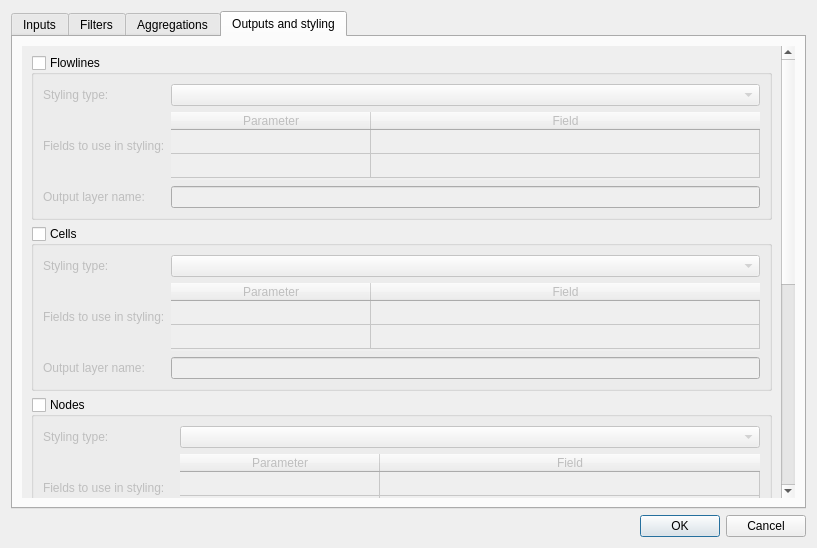
Qt form tool_statistics/threedi_custom_stats_dialog_base.ui (nens/threedi-results-analysis) before a commit.
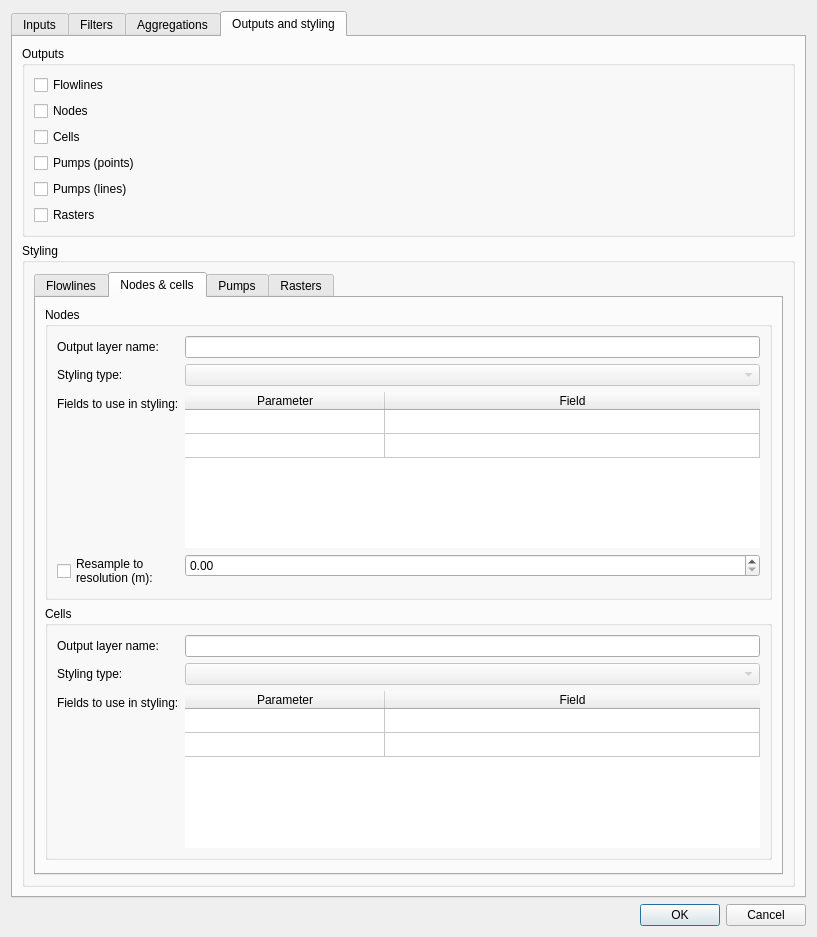
The same form after that commit. The open tabs and pages were chosen to show the change. Custom widgets are drawn as their Qt base class.

Commit message: Add support for pump lines, UI change styling tab

Diff of the .ui file:
```diff
--- a/tool_statistics/threedi_custom_stats_dialog_base.ui
+++ b/tool_statistics/threedi_custom_stats_dialog_base.ui
@@ -10,7 +10,7 @@
     <x>0</x>
     <y>0</y>
     <width>817</width>
-    <height>548</height>
+    <height>937</height>
    </rect>
   </property>
   <property name="windowTitle">
@@ -432,39 +432,123 @@
       </attribute>
       <layout class="QVBoxLayout" name="verticalLayout_6">
        <item>
-        <widget class="QScrollArea" name="scrollArea">
-         <property name="frameShape">
-          <enum>QFrame::NoFrame</enum>
+        <spacer name="verticalSpacer_3">
+         <property name="orientation">
+          <enum>Qt::Vertical</enum>
          </property>
-         <property name="widgetResizable">
-          <bool>true</bool>
+         <property name="sizeHint" stdset="0">
+          <size>
+           <width>20</width>
+           <height>40</height>
+          </size>
          </property>
-         <widget class="QWidget" name="scrollAreaWidgetContents">
-          <property name="geometry">
-           <rect>
-            <x>0</x>
-            <y>0</y>
-            <width>746</width>
-            <height>957</height>
-           </rect>
+        </spacer>
+       </item>
+       <item>
+        <widget class="QGroupBox" name="groupBoxOutputs">
+         <property name="title">
+          <string>Outputs</string>
           </property>
           <layout class="QVBoxLayout" name="verticalLayout_7">
            <item>
-            <widget class="QGroupBox" name="groupBoxFlowlines">
+           <widget class="QCheckBox" name="checkBoxFlowlines">
+            <property name="text">
+             <string>Flowlines</string>
+            </property>
+           </widget>
+          </item>
+          <item>
+           <widget class="QCheckBox" name="checkBoxNodes">
+            <property name="text">
+             <string>Nodes</string>
+            </property>
+           </widget>
+          </item>
+          <item>
+           <widget class="QCheckBox" name="checkBoxCells">
+            <property name="text">
+             <string>Cells</string>
+            </property>
+           </widget>
+          </item>
+          <item>
+           <widget class="QCheckBox" name="checkBoxPumps">
+            <property name="text">
+             <string>Pumps (points)</string>
+            </property>
+           </widget>
+          </item>
+          <item>
+           <widget class="QCheckBox" name="checkBoxPumpsLinestring">
+            <property name="text">
+             <string>Pumps (lines)</string>
+            </property>
+           </widget>
+          </item>
+          <item>
+           <widget class="QCheckBox" name="checkBoxRasters">
+            <property name="text">
+             <string>Rasters</string>
+            </property>
+           </widget>
+          </item>
+         </layout>
+        </widget>
+       </item>
+       <item>
+        <widget class="QGroupBox" name="groupBoxStyling">
              <property name="title">
+          <string>Styling</string>
+         </property>
+         <layout class="QVBoxLayout" name="verticalLayout_9">
+          <item>
+           <widget class="QTabWidget" name="tabWidgetStyling">
+            <property name="currentIndex">
+             <number>0</number>
+            </property>
+            <widget class="QWidget" name="tabFlowlinesStyling">
+             <attribute name="title">
               <string>Flowlines</string>
-             </property>
-             <property name="checkable">
-              <bool>true</bool>
-             </property>
-             <property name="checked">
-              <bool>false</bool>
-             </property>
-             <layout class="QGridLayout" name="gridLayout_3">
-              <item row="2" column="1">
+             </attribute>
+             <layout class="QFormLayout" name="formLayout">
+              <item row="0" column="0">
+               <widget class="QLabel" name="label_7">
+                <property name="text">
+                 <string>Output layer name:</string>
+                </property>
+               </widget>
+              </item>
+              <item row="0" column="1">
                <widget class="QLineEdit" name="lineEditOutputFlowLayer"/>
               </item>
+              <item row="1" column="0">
+               <widget class="QLabel" name="label_17">
+                <property name="text">
+                 <string>Styling type:</string>
+                </property>
+               </widget>
+              </item>
               <item row="1" column="1">
+               <widget class="QComboBox" name="comboBoxFlowlinesStyleType">
+                <property name="enabled">
+                 <bool>false</bool>
+                </property>
+                <property name="sizePolicy">
+                 <sizepolicy hsizetype="Preferred" vsizetype="Fixed">
+                  <horstretch>0</horstretch>
+                  <verstretch>0</verstretch>
+                 </sizepolicy>
+                </property>
+               </widget>
+              </item>
+              <item row="2" column="0">
+               <widget class="QLabel" name="label_18">
+                <property name="text">
+                 <string>Fields to use in styling:</string>
+                </property>
+               </widget>
+              </item>
+              <item row="2" column="1">
                <widget class="QTableWidget" name="tableWidgetFlowlinesStyleParams">
                 <property name="frameShape">
                  <enum>QFrame::NoFrame</enum>
@@ -533,162 +617,113 @@
                 </column>
                </widget>
               </item>
-              <item row="0" column="1">
-               <widget class="QComboBox" name="comboBoxFlowlinesStyleType">
-                <property name="enabled">
-                 <bool>false</bool>
-                </property>
-                <property name="sizePolicy">
-                 <sizepolicy hsizetype="Preferred" vsizetype="Fixed">
-                  <horstretch>0</horstretch>
-                  <verstretch>0</verstretch>
-                 </sizepolicy>
-                </property>
-               </widget>
-              </item>
-              <item row="1" column="0">
-               <widget class="QLabel" name="label_18">
-                <property name="text">
-                 <string>Fields to use in styling:</string>
-                </property>
-               </widget>
-              </item>
-              <item row="0" column="0">
-               <widget class="QLabel" name="label_17">
-                <property name="text">
-                 <string>Styling type:</string>
-                </property>
-               </widget>
-              </item>
-              <item row="2" column="0">
-               <widget class="QLabel" name="label_7">
-                <property name="text">
-                 <string>Output layer name:</string>
-                </property>
-               </widget>
-              </item>
              </layout>
             </widget>
-           </item>
-           <item>
-            <widget class="QGroupBox" name="groupBoxCells">
-             <property name="title">
-              <string>Cells</string>
-             </property>
-             <property name="checkable">
-              <bool>true</bool>
-             </property>
-             <property name="checked">
-              <bool>false</bool>
-             </property>
-             <layout class="QGridLayout" name="gridLayout_4">
-              <item row="1" column="0">
-               <widget class="QLabel" name="label_16">
-                <property name="text">
-                 <string>Fields to use in styling:</string>
-                </property>
-               </widget>
-              </item>
-              <item row="0" column="1">
-               <widget class="QComboBox" name="comboBoxCellsStyleType">
-                <property name="enabled">
-                 <bool>false</bool>
-                </property>
-               </widget>
-              </item>
-              <item row="1" column="1">
-               <widget class="QTableWidget" name="tableWidgetCellsStyleParams">
-                <property name="frameShape">
-                 <enum>QFrame::NoFrame</enum>
-                </property>
-                <property name="frameShadow">
-                 <enum>QFrame::Sunken</enum>
-                </property>
-                <property name="lineWidth">
-                 <number>0</number>
-                </property>
-                <property name="alternatingRowColors">
-                 <bool>false</bool>
-                </property>
-                <property name="showGrid">
-                 <bool>true</bool>
-                </property>
-                <property name="cornerButtonEnabled">
-                 <bool>false</bool>
-                </property>
-                <attribute name="horizontalHeaderDefaultSectionSize">
-                 <number>200</number>
-                </attribute>
-                <attribute name="horizontalHeaderHighlightSections">
-                 <bool>true</bool>
-                </attribute>
-                <attribute name="horizontalHeaderStretchLastSection">
-                 <bool>true</bool>
-                </attribute>
-                <attribute name="verticalHeaderVisible">
-                 <bool>false</bool>
-                </attribute>
-                <attribute name="verticalHeaderMinimumSectionSize">
-                 <number>24</number>
-                </attribute>
-                <attribute name="verticalHeaderDefaultSectionSize">
-                 <number>24</number>
-                </attribute>
-                <row>
-                 <property name="text">
-                  <string/>
-                 </property>
-                </row>
-                <row>
-                 <property name="text">
-                  <string/>
-                 </property>
-                </row>
-                <column>
-                 <property name="text">
-                  <string>Parameter</string>
-                 </property>
-                </column>
-                <column>
-                 <property name="text">
-                  <string>Field</string>
-                 </property>
-                </column>
-               </widget>
-              </item>
-              <item row="0" column="0">
-               <widget class="QLabel" name="label_15">
-                <property name="text">
-                 <string>Styling type:</string>
-                </property>
-               </widget>
-              </item>
-              <item row="2" column="0">
-               <widget class="QLabel" name="label_6">
-                <property name="text">
-                 <string>Output layer name:</string>
-                </property>
-               </widget>
-              </item>
-              <item row="2" column="1">
-               <widget class="QLineEdit" name="lineEditOutputCellLayer"/>
-              </item>
-             </layout>
-            </widget>
-           </item>
+            <widget class="QWidget" name="tabNodesCellsStyling">
+             <attribute name="title">
+              <string>Nodes &amp;&amp; cells</string>
+             </attribute>
+             <layout class="QVBoxLayout" name="verticalLayout_8">
            <item>
             <widget class="QGroupBox" name="groupBoxNodes">
+                <property name="sizePolicy">
+                 <sizepolicy hsizetype="Preferred" vsizetype="Maximum">
+                  <horstretch>0</horstretch>
+                  <verstretch>0</verstretch>
+                 </sizepolicy>
+                </property>
              <property name="title">
               <string>Nodes</string>
              </property>
              <property name="checkable">
-              <bool>true</bool>
+                 <bool>false</bool>
              </property>
              <property name="checked">
               <bool>false</bool>
              </property>
-             <layout class="QGridLayout" name="gridLayout_5">
-              <item row="3" column="0">
+                <layout class="QFormLayout" name="formLayout_3">
+                 <item row="1" column="0">
+                  <widget class="QLabel" name="label_13">
+                   <property name="text">
+                    <string>Styling type:</string>
+                   </property>
+                  </widget>
+                 </item>
+                 <item row="1" column="1">
+                  <widget class="QComboBox" name="comboBoxNodesStyleType">
+                   <property name="enabled">
+                    <bool>false</bool>
+                   </property>
+                  </widget>
+                 </item>
+                 <item row="2" column="0">
+                  <widget class="QLabel" name="label_14">
+                   <property name="text">
+                    <string>Fields to use in styling:</string>
+                   </property>
+                  </widget>
+                 </item>
+                 <item row="2" column="1">
+                  <widget class="QTableWidget" name="tableWidgetNodesStyleParams">
+                   <property name="frameShape">
+                    <enum>QFrame::NoFrame</enum>
+                   </property>
+                   <property name="frameShadow">
+                    <enum>QFrame::Sunken</enum>
+                   </property>
+                   <property name="lineWidth">
+                    <number>0</number>
+                   </property>
+                   <property name="alternatingRowColors">
+                    <bool>false</bool>
+                   </property>
+                   <property name="showGrid">
+                    <bool>true</bool>
+                   </property>
+                   <property name="cornerButtonEnabled">
+                    <bool>false</bool>
+                   </property>
+                   <attribute name="horizontalHeaderDefaultSectionSize">
+                    <number>200</number>
+                   </attribute>
+                   <attribute name="horizontalHeaderHighlightSections">
+                    <bool>true</bool>
+                   </attribute>
+                   <attribute name="horizontalHeaderStretchLastSection">
+                    <bool>true</bool>
+                   </attribute>
+                   <attribute name="verticalHeaderVisible">
+                    <bool>false</bool>
+                   </attribute>
+                   <attribute name="verticalHeaderMinimumSectionSize">
+                    <number>24</number>
+                   </attribute>
+                   <attribute name="verticalHeaderDefaultSectionSize">
+                    <number>24</number>
+                   </attribute>
+                   <row>
+                    <property name="text">
+                     <string/>
+                    </property>
+                   </row>
+                   <row>
+                    <property name="text">
+                     <string/>
+                    </property>
+                   </row>
+                   <column>
+                    <property name="text">
+                     <string>Parameter</string>
+                    </property>
+                   </column>
+                   <column>
+                    <property name="text">
+                     <string>Field</string>
+                    </property>
+                   </column>
+                  </widget>
+                 </item>
+                 <item row="4" column="0">
                <widget class="QCheckBox" name="checkBoxResample">
                 <property name="sizePolicy">
                  <sizepolicy hsizetype="Preferred" vsizetype="Fixed">
@@ -703,108 +738,165 @@
                  </size>
                 </property>
                 <property name="text">
-                 <string>Resample node layer 
-to resolution (m):</string>
+                    <string>Resample to
+resolution (m):</string>
                 </property>
                </widget>
               </item>
-              <item row="0" column="1">
-               <widget class="QComboBox" name="comboBoxNodesStyleType">
-                <property name="enabled">
-                 <bool>false</bool>
-                </property>
-               </widget>
-              </item>
-              <item row="1" column="1">
-               <widget class="QTableWidget" name="tableWidgetNodesStyleParams">
-                <property name="frameShape">
-                 <enum>QFrame::NoFrame</enum>
-                </property>
-                <property name="frameShadow">
-                 <enum>QFrame::Sunken</enum>
-                </property>
-                <property name="lineWidth">
-                 <number>0</number>
-                </property>
-                <property name="alternatingRowColors">
-                 <bool>false</bool>
-                </property>
-                <property name="showGrid">
-                 <bool>true</bool>
-                </property>
-                <property name="cornerButtonEnabled">
-                 <bool>false</bool>
-                </property>
-                <attribute name="horizontalHeaderDefaultSectionSize">
-                 <number>200</number>
-                </attribute>
-                <attribute name="horizontalHeaderHighlightSections">
-                 <bool>true</bool>
-                </attribute>
-                <attribute name="horizontalHeaderStretchLastSection">
-                 <bool>true</bool>
-                </attribute>
-                <attribute name="verticalHeaderVisible">
-                 <bool>false</bool>
-                </attribute>
-                <attribute name="verticalHeaderMinimumSectionSize">
-                 <number>24</number>
-                </attribute>
-                <attribute name="verticalHeaderDefaultSectionSize">
-                 <number>24</number>
-                </attribute>
-                <row>
-                 <property name="text">
-                  <string/>
-                 </property>
-                </row>
-                <row>
-                 <property name="text">
-                  <string/>
-                 </property>
-                </row>
-                <column>
-                 <property name="text">
-                  <string>Parameter</string>
-                 </property>
-                </column>
-                <column>
-                 <property name="text">
-                  <string>Field</string>
-                 </property>
-                </column>
-               </widget>
-              </item>
-              <item row="3" column="1">
+                 <item row="4" column="1">
                <widget class="QDoubleSpinBox" name="doubleSpinBoxNodesLayerResolution"/>
               </item>
-              <item row="2" column="0">
+                 <item row="0" column="0">
                <widget class="QLabel" name="label_2">
                 <property name="text">
                  <string>Output layer name:</string>
                 </property>
                </widget>
               </item>
-              <item row="2" column="1">
+                 <item row="0" column="1">
                <widget class="QLineEdit" name="lineEditOutputNodeLayer"/>
               </item>
+                </layout>
+               </widget>
+              </item>
+              <item>
+               <widget class="QGroupBox" name="groupBoxCells">
+                <property name="sizePolicy">
+                 <sizepolicy hsizetype="Expanding" vsizetype="Maximum">
+                  <horstretch>0</horstretch>
+                  <verstretch>0</verstretch>
+                 </sizepolicy>
+                </property>
+                <property name="title">
+                 <string>Cells</string>
+                </property>
+                <property name="checkable">
+                 <bool>false</bool>
+                </property>
+                <property name="checked">
+                 <bool>false</bool>
+                </property>
+                <layout class="QFormLayout" name="formLayout_4">
               <item row="1" column="0">
-               <widget class="QLabel" name="label_14">
+                  <widget class="QLabel" name="label_15">
+                   <property name="text">
+                    <string>Styling type:</string>
+                   </property>
+                  </widget>
+                 </item>
+                 <item row="1" column="1">
+                  <widget class="QComboBox" name="comboBoxCellsStyleType">
+                   <property name="enabled">
+                    <bool>false</bool>
+                   </property>
+                  </widget>
+                 </item>
+                 <item row="2" column="0">
+                  <widget class="QLabel" name="label_16">
                 <property name="text">
                  <string>Fields to use in styling:</string>
                 </property>
                </widget>
               </item>
+                 <item row="2" column="1">
+                  <widget class="QTableWidget" name="tableWidgetCellsStyleParams">
+                   <property name="frameShape">
+                    <enum>QFrame::NoFrame</enum>
+                   </property>
+                   <property name="frameShadow">
+                    <enum>QFrame::Sunken</enum>
+                   </property>
+                   <property name="lineWidth">
+                    <number>0</number>
+                   </property>
+                   <property name="alternatingRowColors">
+                    <bool>false</bool>
+                   </property>
+                   <property name="showGrid">
+                    <bool>true</bool>
+                   </property>
+                   <property name="cornerButtonEnabled">
+                    <bool>false</bool>
+                   </property>
+                   <attribute name="horizontalHeaderDefaultSectionSize">
+                    <number>200</number>
+                   </attribute>
+                   <attribute name="horizontalHeaderHighlightSections">
+                    <bool>true</bool>
+                   </attribute>
+                   <attribute name="horizontalHeaderStretchLastSection">
+                    <bool>true</bool>
+                   </attribute>
+                   <attribute name="verticalHeaderVisible">
+                    <bool>false</bool>
+                   </attribute>
+                   <attribute name="verticalHeaderMinimumSectionSize">
+                    <number>24</number>
+                   </attribute>
+                   <attribute name="verticalHeaderDefaultSectionSize">
+                    <number>24</number>
+                   </attribute>
+                   <row>
+                    <property name="text">
+                     <string/>
+                    </property>
+                   </row>
+                   <row>
+                    <property name="text">
+                     <string/>
+                    </property>
+                   </row>
+                   <column>
+                    <property name="text">
+                     <string>Parameter</string>
+                    </property>
+                   </column>
+                   <column>
+                    <property name="text">
+                     <string>Field</string>
+                    </property>
+                   </column>
+                  </widget>
+                 </item>
               <item row="0" column="0">
-               <widget class="QLabel" name="label_13">
+                  <widget class="QLabel" name="label_6">
                 <property name="text">
-                 <string>Styling type:</string>
+                    <string>Output layer name:</string>
                 </property>
                </widget>
               </item>
+                 <item row="0" column="1">
+                  <widget class="QLineEdit" name="lineEditOutputCellLayer"/>
+                 </item>
              </layout>
             </widget>
            </item>
+              <item>
+               <spacer name="verticalSpacer_8">
+                <property name="sizePolicy">
+                 <sizepolicy hsizetype="Expanding" vsizetype="Maximum">
+                  <horstretch>0</horstretch>
+                  <verstretch>0</verstretch>
+                 </sizepolicy>
+                </property>
+                <property name="orientation">
+                 <enum>Qt::Vertical</enum>
+                </property>
+                <property name="sizeHint" stdset="0">
+                 <size>
+                  <width>20</width>
+                  <height>40</height>
+                 </size>
+                </property>
+               </spacer>
+              </item>
+             </layout>
+            </widget>
+            <widget class="QWidget" name="tabPumpsStyling">
+             <attribute name="title">
+              <string>Pumps</string>
+             </attribute>
+             <layout class="QVBoxLayout" name="verticalLayout_10">
            <item>
             <widget class="QGroupBox" name="groupBoxPumps">
              <property name="title">
@@ -924,6 +1016,26 @@
              </property>
              <layout class="QGridLayout" name="gridLayout_6">
               <item row="0" column="0">
+                  <widget class="QLabel" name="label_19">
+                   <property name="text">
+                    <string>Output layer name:</string>
+                   </property>
+                  </widget>
+                 </item>
+                 <item row="0" column="1">
+                  <widget class="QLineEdit" name="lineEditOutputPumpsLinestringLayer"/>
+                 </item>
+                </layout>
+               </widget>
+              </item>
+             </layout>
+            </widget>
+            <widget class="QWidget" name="tabRastersStyling">
+             <attribute name="title">
+              <string>Rasters</string>
+             </attribute>
+             <layout class="QFormLayout" name="formLayout_2">
+              <item row="1" column="0">
                <widget class="QLabel" name="label_12">
                 <property name="minimumSize">
                  <size>
@@ -979,10 +1091,23 @@
               </item>
              </layout>
             </widget>
+           </widget>
            </item>
           </layout>
          </widget>
-        </widget>
+       </item>
+       <item>
+        <spacer name="verticalSpacer_6">
+         <property name="orientation">
+          <enum>Qt::Vertical</enum>
+         </property>
+         <property name="sizeHint" stdset="0">
+          <size>
+           <width>20</width>
+           <height>40</height>
+          </size>
+         </property>
+        </spacer>
        </item>
       </layout>
      </widget>
```
Left out of the diff: 177 changed lines with no effect on the pictures. Lines whose indentation alone changed are shown as unchanged. The commit also changes 5 other files.
